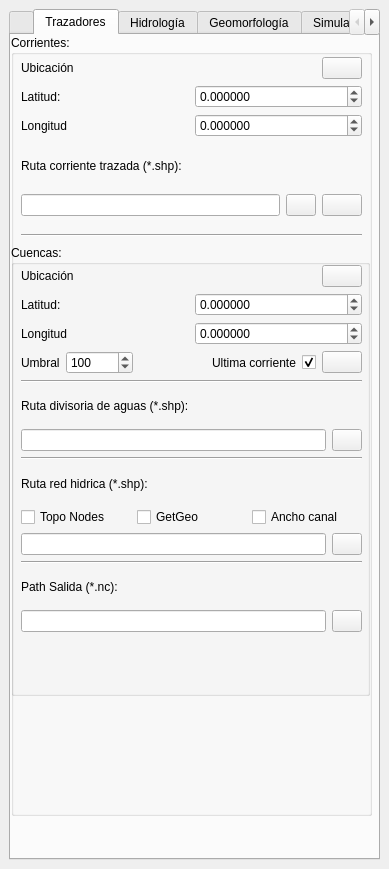
Old version of the form qgisplugin/HydroSEDPlugin_dockwidget_base.ui in the repository nicolas998/WMF.
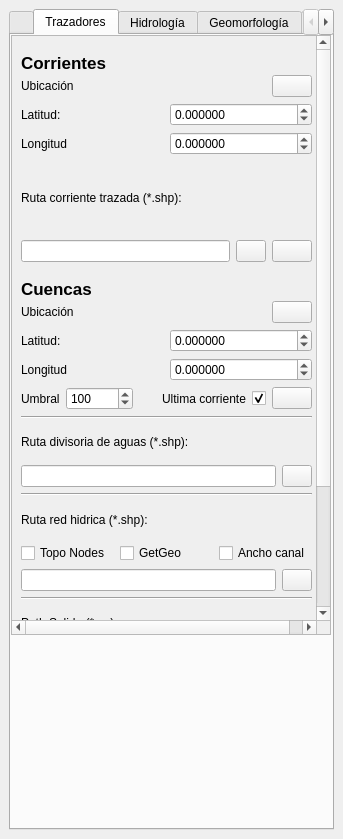
New version of the form. The open tabs and pages were chosen to show the change. Icons and pictures are not drawn. Custom widgets are drawn as their Qt base class.

Commit message: Trazadores ahora tiene scroll area

Patch:
```diff
--- a/qgisplugin/HydroSEDPlugin_dockwidget_base.ui
+++ b/qgisplugin/HydroSEDPlugin_dockwidget_base.ui
@@ -6,8 +6,8 @@
    <rect>
     <x>0</x>
     <y>0</y>
-    <width>389</width>
-    <height>869</height>
+    <width>343</width>
+    <height>839</height>
    </rect>
   </property>
   <property name="sizePolicy">
@@ -475,43 +475,304 @@
        <attribute name="title">
         <string>Trazadores</string>
        </attribute>
-       <widget class="QWidget" name="verticalLayoutWidget_3">
+       <widget class="QScrollArea" name="scrollArea_3">
         <property name="geometry">
          <rect>
           <x>0</x>
           <y>0</y>
-          <width>361</width>
-          <height>781</height>
+          <width>320</width>
+          <height>600</height>
          </rect>
         </property>
-        <layout class="QVBoxLayout" name="verticalLayoutTabTrazadores">
-         <item>
-          <widget class="QGroupBox" name="groupBoxTrazadorCorrientes">
-           <property name="title">
-            <string>Corrientes:</string>
-           </property>
-           <widget class="QGroupBox" name="groupBoxTrazadorCuencas">
-            <property name="geometry">
-             <rect>
-              <x>0</x>
-              <y>210</y>
-              <width>359</width>
-              <height>451</height>
-             </rect>
+        <property name="minimumSize">
+         <size>
+          <width>320</width>
+          <height>600</height>
+         </size>
+        </property>
+        <property name="maximumSize">
+         <size>
+          <width>300</width>
+          <height>600</height>
+         </size>
+        </property>
+        <property name="verticalScrollBarPolicy">
+         <enum>Qt::ScrollBarAlwaysOn</enum>
+        </property>
+        <property name="horizontalScrollBarPolicy">
+         <enum>Qt::ScrollBarAlwaysOn</enum>
+        </property>
+        <property name="widgetResizable">
+         <bool>true</bool>
+        </property>
+        <widget class="QWidget" name="scrollAreaWidgetContents_3">
+         <property name="geometry">
+          <rect>
+           <x>0</x>
+           <y>-162</y>
+           <width>368</width>
+           <height>744</height>
+          </rect>
+         </property>
+         <property name="minimumSize">
+          <size>
+           <width>0</width>
+           <height>0</height>
+          </size>
+         </property>
+         <property name="maximumSize">
+          <size>
+           <width>16777215</width>
+           <height>16777215</height>
+          </size>
+         </property>
+         <layout class="QVBoxLayout" name="verticalLayout_6">
+          <item>
+           <widget class="QWidget" name="widget" native="true">
+            <property name="minimumSize">
+             <size>
+              <width>300</width>
+              <height>220</height>
+             </size>
             </property>
-            <property name="title">
-             <string>Cuencas:</string>
+            <property name="maximumSize">
+             <size>
+              <width>50000</width>
+              <height>50000</height>
+             </size>
             </property>
-            <widget class="QWidget" name="layoutWidget">
+            <widget class="QWidget" name="layoutWidget_2">
              <property name="geometry">
               <rect>
-               <x>10</x>
-               <y>20</y>
-               <width>341</width>
+               <x>0</x>
+               <y>30</y>
+               <width>291</width>
+               <height>187</height>
+              </rect>
+             </property>
+             <layout class="QVBoxLayout" name="verticalLayoutTrazadorCorrientes_2">
+              <item>
+               <layout class="QHBoxLayout" name="horizontalLayout_15">
+                <item>
+                 <widget class="QLabel" name="labelLatitudTrazadorCorrientes_3">
+                  <property name="toolTip">
+                   <string>Punto de inicio de trazado de la corriente</string>
+                  </property>
+                  <property name="whatsThis">
+                   <string>Punto de inicio de trazado de la corriente</string>
+                  </property>
+                  <property name="text">
+                   <string>Ubicación</string>
+                  </property>
+                 </widget>
+                </item>
+                <item>
+                 <spacer name="horizontalSpacer_7">
+                  <property name="orientation">
+                   <enum>Qt::Horizontal</enum>
+                  </property>
+                  <property name="sizeHint" stdset="0">
+                   <size>
+                    <width>40</width>
+                    <height>20</height>
+                   </size>
+                  </property>
+                 </spacer>
+                </item>
+                <item>
+                 <widget class="QPushButton" name="BotonCoord_corriente">
+                  <property name="toolTip">
+                   <string>Obtener coordenadas dando click sobre el mapa</string>
+                  </property>
+                  <property name="whatsThis">
+                   <string>Obtener coordenadas dando click sobre el mapa</string>
+                  </property>
+                  <property name="text">
+                   <string/>
+                  </property>
+                  <property name="icon">
+                   <iconset resource="resources.qrc">
+                    <normaloff>:/plugins/HydroSEDPlugin/icons/coordCapture.png</normaloff>:/plugins/HydroSEDPlugin/icons/coordCapture.png</iconset>
+                  </property>
+                 </widget>
+                </item>
+               </layout>
+              </item>
+              <item>
+               <layout class="QHBoxLayout" name="horizontalLayout_16">
+                <item>
+                 <widget class="QLabel" name="labelLongitudTrazadorCorrientes_7">
+                  <property name="toolTip">
+                   <string>Coordenada en Y del punto de inicio.</string>
+                  </property>
+                  <property name="whatsThis">
+                   <string>Coordenada en Y del punto de inicio.</string>
+                  </property>
+                  <property name="text">
+                   <string>Latitud: </string>
+                  </property>
+                 </widget>
+                </item>
+                <item>
+                 <widget class="QDoubleSpinBox" name="spinBoxLatitudTrazadorCorrientes">
+                  <property name="decimals">
+                   <number>6</number>
+                  </property>
+                  <property name="minimum">
+                   <double>-200.000000000000000</double>
+                  </property>
+                  <property name="maximum">
+                   <double>200.000000000000000</double>
+                  </property>
+                 </widget>
+                </item>
+               </layout>
+              </item>
+              <item>
+               <layout class="QHBoxLayout" name="horizontalLayout_17">
+                <item>
+                 <widget class="QLabel" name="labelLongitudTrazadorCorrientes_8">
+                  <property name="toolTip">
+                   <string>Coordenada en X del punto de inicio.</string>
+                  </property>
+                  <property name="whatsThis">
+                   <string>Coordenada en X del punto de inicio.</string>
+                  </property>
+                  <property name="text">
+                   <string>Longitud</string>
+                  </property>
+                 </widget>
+                </item>
+                <item>
+                 <widget class="QDoubleSpinBox" name="spinBoxLongitudTrazadorCorrientes">
+                  <property name="decimals">
+                   <number>6</number>
+                  </property>
+                  <property name="minimum">
+                   <double>-200.000000000000000</double>
+                  </property>
+                  <property name="maximum">
+                   <double>200.000000000000000</double>
+                  </property>
+                 </widget>
+                </item>
+               </layout>
+              </item>
+              <item>
+               <widget class="QLabel" name="labelFileOutputTrazadorCorrientesShapefile_2">
+                <property name="text">
+                 <string>Ruta corriente trazada (*.shp):</string>
+                </property>
+               </widget>
+              </item>
+              <item>
+               <layout class="QHBoxLayout" name="horizontalLayoutSelectorOutputCorrienteShapefileTrazadorCorrientes_2">
+                <item>
+                 <widget class="QLineEdit" name="PathCorriente_out">
+                  <property name="readOnly">
+                   <bool>false</bool>
+                  </property>
+                 </widget>
+                </item>
+                <item>
+                 <widget class="QPushButton" name="botonSelectorOutputCorrienteShapefileTrazadorCorrientes">
+                  <property name="minimumSize">
+                   <size>
+                    <width>30</width>
+                    <height>0</height>
+                   </size>
+                  </property>
+                  <property name="maximumSize">
+                   <size>
+                    <width>30</width>
+                    <height>16777215</height>
+                   </size>
+                  </property>
+                  <property name="toolTip">
+                   <string>Seleccionar la ruta donde se va a guardar la corriente.</string>
+                  </property>
+                  <property name="whatsThis">
+                   <string>Seleccionar la ruta donde se va a guardar la corriente.</string>
+                  </property>
+                  <property name="text">
+                   <string/>
+                  </property>
+                  <property name="icon">
+                   <iconset resource="resources.qrc">
+                    <normaloff>:/plugins/HydroSEDPlugin/icons/folder.png</normaloff>:/plugins/HydroSEDPlugin/icons/folder.png</iconset>
+                  </property>
+                 </widget>
+                </item>
+                <item>
+                 <widget class="QPushButton" name="botonEjecutarTrazadorCorrientes">
+                  <property name="toolTip">
+                   <string>Ejecutar la función de trazado de corriente.</string>
+                  </property>
+                  <property name="whatsThis">
+                   <string>Ejecutar la función de trazado de corriente.</string>
+                  </property>
+                  <property name="text">
+                   <string/>
+                  </property>
+                  <property name="icon">
+                   <iconset resource="resources.qrc">
+                    <normaloff>:/plugins/HydroSEDPlugin/icons/config.png</normaloff>:/plugins/HydroSEDPlugin/icons/config.png</iconset>
+                  </property>
+                 </widget>
+                </item>
+               </layout>
+              </item>
+             </layout>
+            </widget>
+            <widget class="QLabel" name="label_9">
+             <property name="geometry">
+              <rect>
+               <x>0</x>
+               <y>10</y>
+               <width>171</width>
+               <height>16</height>
+              </rect>
+             </property>
+             <property name="font">
+              <font>
+               <pointsize>13</pointsize>
+               <weight>75</weight>
+               <bold>true</bold>
+              </font>
+             </property>
+             <property name="text">
+              <string>Corrientes</string>
+             </property>
+             <property name="textFormat">
+              <enum>Qt::PlainText</enum>
+             </property>
+            </widget>
+           </widget>
+          </item>
+          <item>
+           <widget class="QWidget" name="widget_2" native="true">
+            <property name="minimumSize">
+             <size>
+              <width>250</width>
+              <height>500</height>
+             </size>
+            </property>
+            <property name="maximumSize">
+             <size>
+              <width>50000</width>
+              <height>50000</height>
+             </size>
+            </property>
+            <widget class="QWidget" name="layoutWidget_4">
+             <property name="geometry">
+              <rect>
+               <x>0</x>
+               <y>30</y>
+               <width>291</width>
                <height>367</height>
               </rect>
              </property>
-             <layout class="QVBoxLayout" name="verticalLayoutTrazadorCuencas">
+             <layout class="QVBoxLayout" name="verticalLayoutTrazadorCuencas_3">
               <item>
                <layout class="QHBoxLayout" name="horizontalLayout_7">
                 <item>
@@ -876,190 +1137,58 @@
               </item>
              </layout>
             </widget>
+            <widget class="QLabel" name="label_10">
+             <property name="geometry">
+              <rect>
+               <x>0</x>
+               <y>10</y>
+               <width>171</width>
+               <height>16</height>
+              </rect>
+             </property>
+             <property name="font">
+              <font>
+               <pointsize>13</pointsize>
+               <weight>75</weight>
+               <bold>true</bold>
+              </font>
+             </property>
+             <property name="text">
+              <string>Cuencas</string>
+             </property>
+             <property name="textFormat">
+              <enum>Qt::PlainText</enum>
+             </property>
+            </widget>
            </widget>
-           <widget class="QWidget" name="layoutWidget">
-            <property name="geometry">
-             <rect>
-              <x>10</x>
-              <y>22</y>
-              <width>341</width>
-              <height>159</height>
-             </rect>
-            </property>
-            <layout class="QVBoxLayout" name="verticalLayoutTrazadorCorrientes">
-             <item>
-              <layout class="QHBoxLayout" name="horizontalLayout_6">
-               <item>
-                <widget class="QLabel" name="labelLatitudTrazadorCorrientes">
-                 <property name="toolTip">
-                  <string>Punto de inicio de trazado de la corriente</string>
-                 </property>
-                 <property name="whatsThis">
-                  <string>Punto de inicio de trazado de la corriente</string>
-                 </property>
-                 <property name="text">
-                  <string>Ubicación</string>
-                 </property>
-                </widget>
-               </item>
-               <item>
-                <spacer name="horizontalSpacer_5">
-                 <property name="orientation">
-                  <enum>Qt::Horizontal</enum>
-                 </property>
-                 <property name="sizeHint" stdset="0">
-                  <size>
-                   <width>40</width>
-                   <height>20</height>
-                  </size>
-                 </property>
-                </spacer>
-               </item>
-               <item>
-                <widget class="QPushButton" name="BotonCoord_corriente">
-                 <property name="toolTip">
-                  <string>Obtener coordenadas dando click sobre el mapa</string>
-                 </property>
-                 <property name="whatsThis">
-                  <string>Obtener coordenadas dando click sobre el mapa</string>
-                 </property>
-                 <property name="text">
-                  <string/>
-                 </property>
-                 <property name="icon">
-                  <iconset resource="resources.qrc">
-                   <normaloff>:/plugins/HydroSEDPlugin/icons/coordCapture.png</normaloff>:/plugins/HydroSEDPlugin/icons/coordCapture.png</iconset>
-                 </property>
-                </widget>
-               </item>
-              </layout>
-             </item>
-             <item>
-              <layout class="QHBoxLayout" name="horizontalLayout_8">
-               <item>
-                <widget class="QLabel" name="labelLongitudTrazadorCorrientes_2">
-                 <property name="toolTip">
-                  <string>Coordenada en Y del punto de inicio.</string>
-                 </property>
-                 <property name="whatsThis">
-                  <string>Coordenada en Y del punto de inicio.</string>
-                 </property>
-                 <property name="text">
-                  <string>Latitud: </string>
-                 </property>
-                </widget>
-               </item>
-               <item>
-                <widget class="QDoubleSpinBox" name="spinBoxLatitudTrazadorCorrientes">
-                 <property name="decimals">
-                  <number>6</number>
-                 </property>
-                 <property name="minimum">
-                  <double>-200.000000000000000</double>
-                 </property>
-                 <property name="maximum">
-                  <double>200.000000000000000</double>
-                 </property>
-                </widget>
-               </item>
-              </layout>
-             </item>
-             <item>
-              <layout class="QHBoxLayout" name="horizontalLayout_9">
-               <item>
-                <widget class="QLabel" name="labelLongitudTrazadorCorrientes_3">
-                 <property name="toolTip">
-                  <string>Coordenada en X del punto de inicio.</string>
-                 </property>
-                 <property name="whatsThis">
-                  <string>Coordenada en X del punto de inicio.</string>
-                 </property>
-                 <property name="text">
-                  <string>Longitud</string>
-                 </property>
-                </widget>
-               </item>
-               <item>
-                <widget class="QDoubleSpinBox" name="spinBoxLongitudTrazadorCorrientes">
-                 <property name="decimals">
-                  <number>6</number>
-                 </property>
-                 <property name="minimum">
-                  <double>-200.000000000000000</double>
-                 </property>
-                 <property name="maximum">
-                  <double>200.000000000000000</double>
-                 </property>
-                </widget>
-               </item>
-              </layout>
-             </item>
-             <item>
-              <widget class="QLabel" name="labelFileOutputTrazadorCorrientesShapefile">
-               <property name="text">
-                <string>Ruta corriente trazada (*.shp):</string>
-               </property>
-              </widget>
-             </item>
-             <item>
-              <layout class="QHBoxLayout" name="horizontalLayoutSelectorOutputCorrienteShapefileTrazadorCorrientes">
-               <item>
-                <widget class="QLineEdit" name="PathCorriente_out">
-                 <property name="readOnly">
-                  <bool>false</bool>
-                 </property>
-                </widget>
-               </item>
-               <item>
-                <widget class="QPushButton" name="botonSelectorOutputCorrienteShapefileTrazadorCorrientes">
-                 <property name="minimumSize">
-                  <size>
-                   <width>30</width>
-                   <height>0</height>
-                  </size>
-                 </property>
-                 <property name="maximumSize">
-                  <size>
-                   <width>30</width>
-                   <height>16777215</height>
-                  </size>
-                 </property>
-                 <property name="toolTip">
-                  <string>Seleccionar la ruta donde se va a guardar la corriente.</string>
-                 </property>
-                 <property name="whatsThis">
-                  <string>Seleccionar la ruta donde se va a guardar la corriente.</string>
-                 </property>
-                 <property name="text">
-                  <string/>
-                 </property>
-                 <property name="icon">
-                  <iconset resource="resources.qrc">
-                   <normaloff>:/plugins/HydroSEDPlugin/icons/folder.png</normaloff>:/plugins/HydroSEDPlugin/icons/folder.png</iconset>
-                 </property>
-                </widget>
-               </item>
-               <item>
-                <widget class="QPushButton" name="botonEjecutarTrazadorCorrientes">
-                 <property name="toolTip">
-                  <string>Ejecutar la función de trazado de corriente.</string>
-                 </property>
-                 <property name="whatsThis">
-                  <string>Ejecutar la función de trazado de corriente.</string>
-                 </property>
-                 <property name="text">
-                  <string/>
-                 </property>
-                 <property name="icon">
-                  <iconset resource="resources.qrc">
-                   <normaloff>:/plugins/HydroSEDPlugin/icons/play.png</normaloff>:/plugins/HydroSEDPlugin/icons/play.png</iconset>
-                 </property>
-                </widget>
-               </item>
-              </layout>
-             </item>
-            </layout>
-           </widget>
+          </item>
+         </layout>
+        </widget>
+       </widget>
+      </widget>
+      <widget class="QWidget" name="tabHidrologia">
+       <attribute name="icon">
+        <iconset resource="resources.qrc">
+         <normaloff>:/plugins/HydroSEDPlugin/icons/cuenca.ico</normaloff>:/plugins/HydroSEDPlugin/icons/cuenca.ico</iconset>
+       </attribute>
+       <attribute name="title">
+        <string>Hidrología</string>
+       </attribute>
+       <widget class="QWidget" name="verticalLayoutWidget_3">
+        <property name="geometry">
+         <rect>
+          <x>0</x>
+          <y>0</y>
+          <width>361</width>
+          <height>781</height>
+         </rect>
+        </property>
+        <layout class="QVBoxLayout" name="verticalLayoutTabTrazadores">
+         <item>
+          <widget class="QGroupBox" name="groupBoxTrazadorCorrientes">
+           <property name="title">
+            <string>Corrientes:</string>
+           </property>
            <widget class="Line" name="line">
             <property name="geometry">
              <rect>
@@ -1078,59 +1207,7 @@
         </layout>
        </widget>
       </widget>
-      <widget class="QWidget" name="tab">
-       <attribute name="title">
-        <string>Hidrología</string>
-       </attribute>
-       <widget class="QPushButton" name="pushButton">
-        <property name="geometry">
-         <rect>
-          <x>110</x>
-          <y>520</y>
-          <width>99</width>
-          <height>27</height>
-         </rect>
-        </property>
-        <property name="text">
-         <string>PushButton</string>
-        </property>
-       </widget>
-       <widget class="QScrollArea" name="scrollArea">
-        <property name="geometry">
-         <rect>
-          <x>-10</x>
-          <y>0</y>
-          <width>381</width>
-          <height>511</height>
-         </rect>
-        </property>
-        <property name="widgetResizable">
-         <bool>true</bool>
-        </property>
-        <widget class="QWidget" name="scrollAreaWidgetContents">
-         <property name="geometry">
-          <rect>
-           <x>0</x>
-           <y>0</y>
-           <width>379</width>
-           <height>509</height>
-          </rect>
-         </property>
-         <widget class="QWidget" name="verticalLayoutWidget_2">
-          <property name="geometry">
-           <rect>
-            <x>-10</x>
-            <y>0</y>
-            <width>381</width>
-            <height>131</height>
-           </rect>
-          </property>
-          <layout class="QVBoxLayout" name="verticalLayout"/>
-         </widget>
-        </widget>
-       </widget>
-      </widget>
-      <widget class="QWidget" name="tab_2">
+      <widget class="QWidget" name="tabGeomorfologia">
        <attribute name="icon">
         <iconset>
          <normaloff>:/plugins/HydroSEDPlugin/icons/geomorfologia.ico</normaloff>:/plugins/HydroSEDPlugin/icons/geomorfologia.ico</iconset>
```
Left out of the diff: 58 changed lines with no effect on the pictures.
